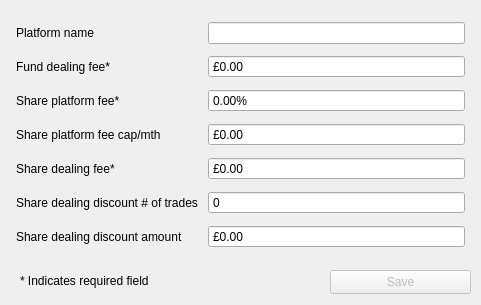
Qt form gui/platform_edit.ui (RolandWH/SIPPCompare) before a commit.
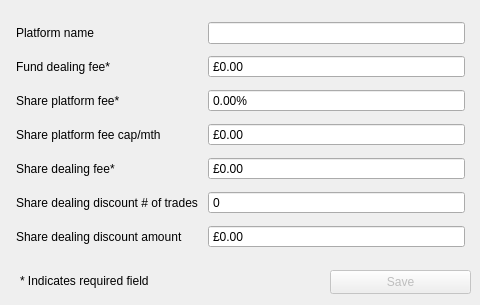
The same form after that commit.

Commit message: edit tab order, window sizes

The edit to the form file:
```diff
--- a/gui/platform_edit.ui
+++ b/gui/platform_edit.ui
@@ -6,10 +6,22 @@
    <rect>
     <x>0</x>
     <y>0</y>
-    <width>481</width>
+    <width>480</width>
     <height>305</height>
    </rect>
   </property>
+  <property name="minimumSize">
+   <size>
+    <width>480</width>
+    <height>305</height>
+   </size>
+  </property>
+  <property name="maximumSize">
+   <size>
+    <width>480</width>
+    <height>305</height>
+   </size>
+  </property>
   <property name="windowTitle">
    <string>Platform Editor</string>
   </property>
```
Left out of the diff: 1 changed line with no effect on the pictures. The commit also changes 1 other file.
